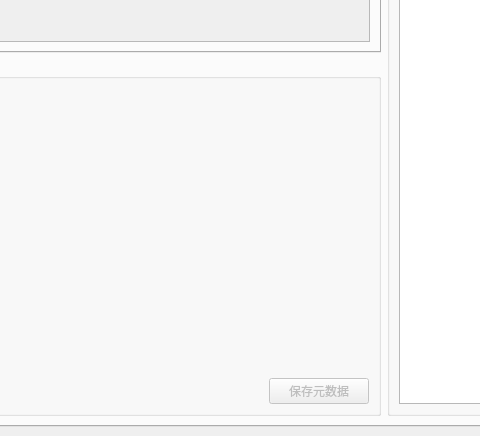
The window that src/ui/PySide_src/mainWindow.ui (Zeal-L/BiliBili-Manga-Downloader) describes before a commit, drawn with Qt 5; both pictures show x 185 to 665 and y 263 to 699 of the 1138 by 699 pixel window.
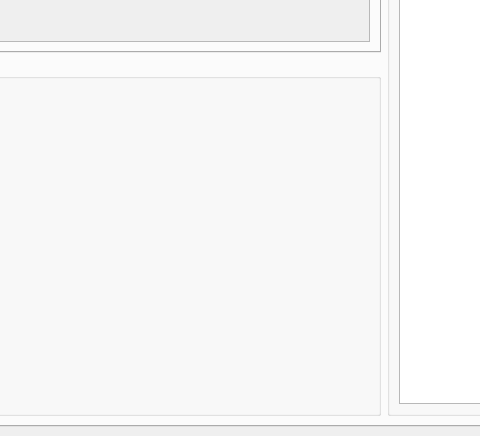
The same window after the commit. The open tabs and pages were chosen to show the change. Icons and pictures are not drawn.

Commit message: :rocket: 移除保存文件夹名里的ID信息；元数据现在默认下载，并且以此来初始化我的库存。

```diff
--- a/src/ui/PySide_src/mainWindow.ui
+++ b/src/ui/PySide_src/mainWindow.ui
@@ -210,7 +210,7 @@
               </layout>
              </item>
              <item>
-              <layout class="QVBoxLayout" name="v_Layout_manga_detail" stretch="0,0,0,0,1,0">
+              <layout class="QVBoxLayout" name="v_Layout_manga_detail" stretch="0,0,0,0,1">
                <property name="spacing">
                 <number>6</number>
                </property>
@@ -252,39 +252,6 @@
                  </property>
                 </widget>
                </item>
-               <item>
-                <layout class="QHBoxLayout" name="horizontalLayout_3">
-                 <item>
-                  <spacer name="horizontalSpacer_7">
-                   <property name="orientation">
-                    <enum>Qt::Horizontal</enum>
-                   </property>
-                   <property name="sizeHint" stdset="0">
-                    <size>
-                     <width>40</width>
-                     <height>20</height>
-                    </size>
-                   </property>
-                  </spacer>
-                 </item>
-                 <item>
-                  <widget class="QPushButton" name="pushButton_save_meta">
-                   <property name="enabled">
-                    <bool>false</bool>
-                   </property>
-                   <property name="minimumSize">
-                    <size>
-                     <width>100</width>
-                     <height>0</height>
-                    </size>
-                   </property>
-                   <property name="text">
-                    <string>保存元数据</string>
-                   </property>
-                  </widget>
-                 </item>
-                </layout>
-               </item>
               </layout>
              </item>
             </layout>
```
Left out of the diff: 14 changed lines with no effect on the pictures. The commit also changes 12 other files.
